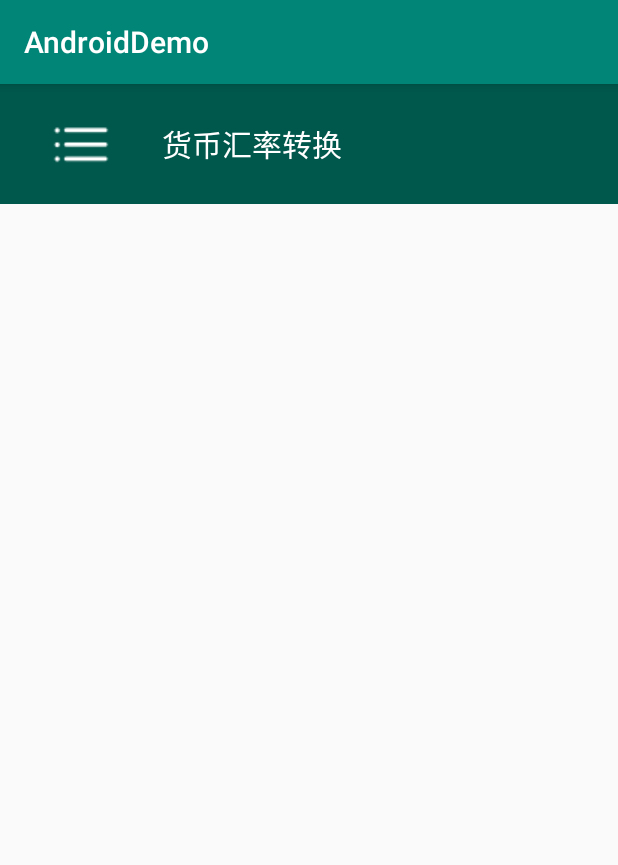
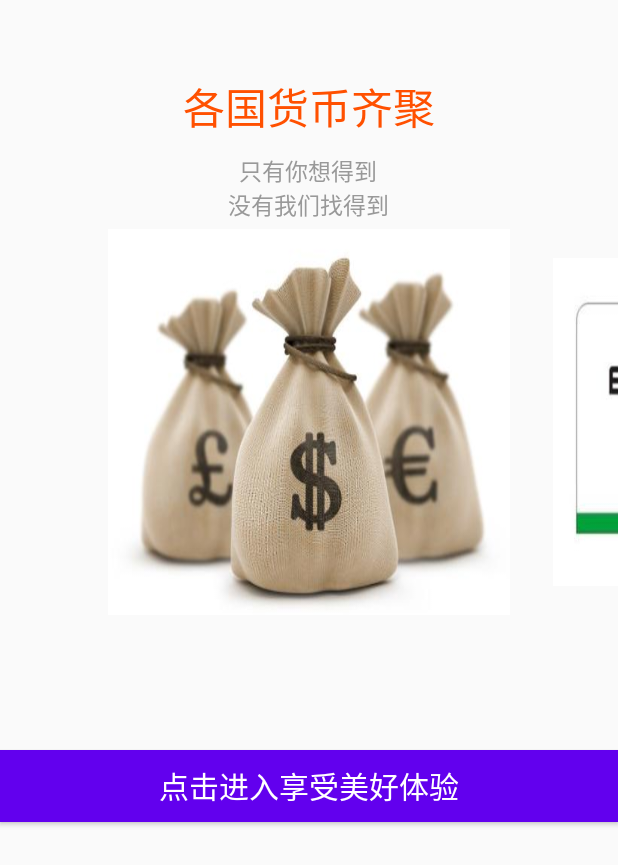
Before and after one commit to leioalba/MyApp, an Android app: the screen it shows after launch (MainActivity before the commit, SlapseActivity after it), on a phone screen of 412 x 824 dp. Shown: the top 865 px of the screen. Run offline under Robolectric (Android 15) with nearby library versions, the phone set to English and light mode, and no system bars.

Commit message:
引导页

```diff
--- a/app/src/main/AndroidManifest.xml
+++ b/app/src/main/AndroidManifest.xml
@@ -9,7 +9,8 @@
         android:roundIcon="@mipmap/ic_launcher_round"
         android:supportsRtl="true"
         android:theme="@style/AppTheme">
-        <activity android:name=".MainActivity">
+        <activity android:name=".MainActivity"></activity>
+        <activity android:name=".SlapseActivity">
             <intent-filter>
                 <action android:name="android.intent.action.MAIN" />
 
--- /dev/null
+++ b/app/src/main/java/cn/edu/gdpt/androiddemo/SlapseActivity.java
@@ -0,0 +1,152 @@
+package cn.edu.gdpt.androiddemo;
+
+import android.annotation.SuppressLint;
+import android.content.Intent;
+import android.graphics.Color;
+import android.os.Handler;
+import android.support.v4.view.ViewPager;
+import android.support.v7.app.AppCompatActivity;
+import android.os.Bundle;
+import android.view.View;
+import android.view.animation.AnimationUtils;
+import android.widget.Button;
+import android.widget.ImageView;
+import android.widget.TextView;
+import android.widget.Toast;
+
+import java.util.ArrayList;
+
+public class SlapseActivity extends AppCompatActivity {
+    private ViewPager mViewPager;
+    private Button mBtnGo;
+    private ViewPaperAdapter vpAdapter;
+
+    @Override
+    protected void onCreate(Bundle savedInstanceState) {
+        super.onCreate(savedInstanceState);
+        setContentView(R.layout.activity_slapse);
+        initView();
+
+    }
+
+    private void initView() {
+        mViewPager = (ViewPager)findViewById(R.id.vp_guide);
+        mBtnGo = (Button)findViewById(R.id.btn_go);
+
+        View view1 = View.inflate(this, R.layout.guide_view, null);
+        View view2 = View.inflate(this, R.layout.guide_view, null);
+        View view3 = View.inflate(this, R.layout.guide_view, null);
+
+        ((ImageView)view1.findViewById(R.id.tv_pic)).setImageResource(R.drawable.money);
+        ((ImageView)view2.findViewById(R.id.tv_pic)).setImageResource(R.drawable.exchanger);
+        ((ImageView)view3.findViewById(R.id.tv_pic)).setImageResource(R.drawable.go);
+        mBtnGo.setOnClickListener(new View.OnClickListener() {
+            @Override
+            public void onClick(View v) {
+                Toast.makeText(SlapseActivity.this, "Go Home", Toast.LENGTH_SHORT).show();
+                Intent intent=new Intent(SlapseActivity.this,MainActivity.class);
+                startActivity(intent);
+            }
+        });
+
+        view1.findViewById(R.id.tv_pic).setOnClickListener(new View.OnClickListener() {
+            @Override
+            public void onClick(View v) {
+                mViewPager.setCurrentItem(0);
+            }
+        });
+        view2.findViewById(R.id.tv_pic).setOnClickListener(new View.OnClickListener() {
+            @Override
+            public void onClick(View v) {
+                mViewPager.setCurrentItem(1);
+            }
+        });
+        view3.findViewById(R.id.tv_pic).setOnClickListener(new View.OnClickListener() {
+            @Override
+            public void onClick(View v) {
+                mViewPager.setCurrentItem(2);
+            }
+        });
+
+        ((TextView)view1.findViewById(R.id.tv_title)).setText("各国货币齐聚");
+        ((TextView)view1.findViewById(R.id.tv_title)).setTextColor(Color.parseColor("#FF5000"));
+        ((TextView)view2.findViewById(R.id.tv_title)).setText("各类货币转换");
+        ((TextView)view2.findViewById(R.id.tv_title)).setTextColor(Color.parseColor("#49ca65"));
+        ((TextView)view3.findViewById(R.id.tv_title)).setText("欢迎使用！");
+        ((TextView)view3.findViewById(R.id.tv_title)).setTextColor(Color.parseColor("#16c5c6"));
+
+        ((TextView)view1.findViewById(R.id.tv_desc)).setText("只有你想得到\n没有我们找得到");
+        ((TextView)view2.findViewById(R.id.tv_desc)).setText("给你最低价\n利益最大化");
+        ((TextView)view3.findViewById(R.id.tv_desc)).setText("美金欧元任你换\n扫二维码支持下");
+
+        mViewPager = (ViewPager) findViewById(R.id.vp_guide);
+
+        ArrayList<View> views = new ArrayList<>();
+        views.add(view1);
+        views.add(view2);
+        views.add(view3);
+
+        vpAdapter = new ViewPaperAdapter(views);
+
+        mViewPager.setOffscreenPageLimit(views.size());
+        mViewPager.setPageMargin(-dip2px(135));
+        mViewPager.setAdapter(vpAdapter);
+        mViewPager.setOnPageChangeListener(new ViewPager.SimpleOnPageChangeListener() {
+            @Override
+            public void onPageSelected(int position) {
+                if (position + 1 == mViewPager.getAdapter().getCount()) {
+                    if (mBtnGo.getVisibility() != View.VISIBLE) {
+                        mBtnGo.setVisibility(View.VISIBLE);
+                        mBtnGo.startAnimation(AnimationUtils.loadAnimation(SlapseActivity.this, android.R.anim.fade_in));
+                    }
+                } else {
+                    if (mBtnGo.getVisibility() != View.GONE) {
+                        mBtnGo.setVisibility(View.GONE);
+                        mBtnGo.startAnimation(AnimationUtils.loadAnimation(SlapseActivity.this, android.R.anim.fade_out));
+                    }
+                }
+            }
+        });
+        mViewPager.setPageTransformer(false, new ViewPager.PageTransformer() {
+            private static final float MIN_SCALE = 0.85f;
+            private static final float MIN_TXT_SCALE = 0.0f;
+            private static final float MIN_TXT_ALPHA = 0.0f;
+
+            @SuppressLint("NewApi")
+            @Override
+            public void transformPage(View view, float position) {
+                View mGuideImage = view.findViewById(R.id.tv_pic);
+                View mTitle = view.findViewById(R.id.tv_title);
+                View mDesc = view.findViewById(R.id.tv_desc);
+
+                int viewWidth = mDesc.getWidth();
+
+                if (position < -1) {
+                    mTitle.setAlpha(0);
+                    mDesc.setAlpha(0);
+                } else if (position <= 1) {
+                    float scaleFactor = Math.max(MIN_SCALE, 1 - Math.abs(position));
+                    float scaleTxtFactor = Math.max(MIN_TXT_SCALE, 1 - Math.abs(position));
+                    mGuideImage.setScaleX(scaleFactor);
+                    mGuideImage.setScaleY(scaleFactor);
+
+                    mTitle.setScaleX(scaleTxtFactor);
+                    mTitle.setScaleY(scaleTxtFactor);
+                    mTitle.setAlpha(MIN_TXT_ALPHA + (scaleTxtFactor - MIN_TXT_SCALE) / (1 - MIN_TXT_SCALE) * (1 - MIN_TXT_ALPHA));
+
+                    mDesc.setAlpha(mTitle.getAlpha());
+                    mDesc.setScaleX(scaleTxtFactor);
+                    mDesc.setScaleY(scaleTxtFactor);
+                } else {
+                    mTitle.setAlpha(0);
+                    mDesc.setAlpha(0);
+                }
+            }
+        });
+    }
+
+    private int dip2px(float dpValue) {
+        final float scale = getResources().getDisplayMetrics().density;
+        return (int) (dpValue * scale + 0.5f);
+    }
+}
--- /dev/null
+++ b/app/src/main/java/cn/edu/gdpt/androiddemo/ViewPaperAdapter.java
@@ -0,0 +1,40 @@
+package cn.edu.gdpt.androiddemo;
+
+import android.support.v4.view.PagerAdapter;
+import android.support.v4.view.ViewPager;
+import android.view.View;
+
+import java.util.ArrayList;
+
+public class ViewPaperAdapter extends PagerAdapter {
+    private ArrayList<View> views;
+
+    public ViewPaperAdapter(ArrayList<View> views) {
+        this.views = views;
+    }
+
+    @Override
+    public int getCount() {
+        if (views != null) {
+            return views.size();
+        } else
+            return 0;
+    }
+
+    @Override
+    public boolean isViewFromObject(View arg0, Object arg1) {
+        return (arg0 == arg1);
+    }
+
+    @Override
+    public void destroyItem(View container, int position, Object object) {
+        ((ViewPager) container).removeView(views.get(position));
+    }
+
+    @Override
+    public Object instantiateItem(View container, int position) {
+        ((ViewPager) container).addView(views.get(position), 0);
+        return views.get(position);
+    }
+
+}
--- a/app/src/main/res/layout/activity_main.xml
+++ b/app/src/main/res/layout/activity_main.xml
@@ -11,7 +11,7 @@
     <LinearLayout
         android:layout_width="match_parent"
         android:layout_height="80dp"
-        android:background="@color/colorPrimaryDark"
+        android:background="@drawable/ic_splash"
         android:orientation="horizontal">
 
         <ImageView
--- /dev/null
+++ b/app/src/main/res/layout/activity_slapse.xml
@@ -0,0 +1,32 @@
+<?xml version="1.0" encoding="utf-8"?>
+<android.support.constraint.ConstraintLayout xmlns:android="http://schemas.android.com/apk/res/android"
+    xmlns:app="http://schemas.android.com/apk/res-auto"
+    xmlns:tools="http://schemas.android.com/tools"
+    android:layout_width="match_parent"
+    android:layout_height="match_parent"
+    tools:context=".SlapseActivity"
+    android:orientation="vertical">
+
+    <LinearLayout
+        android:layout_width="match_parent"
+        android:layout_height="match_parent"
+        android:orientation="vertical"
+        >
+        <android.support.v4.view.ViewPager
+            android:id="@+id/vp_guide"
+            android:layout_width="match_parent"
+            android:layout_height="500dp" />
+
+        <Button
+            android:id="@+id/btn_go"
+            android:layout_width="match_parent"
+            android:layout_height="wrap_content"
+            android:background="@color/design_default_color_primary"
+            android:text="点击进入享受美好体验"
+            android:textColor="#FFF"
+            android:textSize="20sp" />
+
+
+    </LinearLayout>
+
+</android.support.constraint.ConstraintLayout>
--- a/app/src/main/res/layout/fragment_coverter.xml
+++ b/app/src/main/res/layout/fragment_coverter.xml
@@ -5,10 +5,6 @@
     android:layout_height="match_parent"
     tools:context=".Fragment.CoverterFragment">
 
-    <!-- TODO: Update blank fragment layout -->
-    <TextView
-        android:layout_width="match_parent"
-        android:layout_height="match_parent"
-        android:text="@string/hello_blank_fragment" />
+
 
 </FrameLayout>
--- /dev/null
+++ b/app/src/main/res/layout/guide_view.xml
@@ -0,0 +1,35 @@
+<?xml version="1.0" encoding="utf-8"?>
+<LinearLayout xmlns:android="http://schemas.android.com/apk/res/android"
+    android:layout_width="match_parent"
+    android:layout_height="match_parent"
+    android:orientation="vertical"
+    android:gravity="center_horizontal">
+    <TextView
+        android:id="@+id/tv_title"
+        android:layout_width="wrap_content"
+        android:layout_height="wrap_content"
+        android:textSize="28sp"
+        android:textColor="#ff5000"
+        android:layout_marginTop="50dp" />
+
+    <TextView
+        android:id="@+id/tv_desc"
+        android:layout_width="wrap_content"
+        android:layout_height="wrap_content"
+        android:textSize="15sp"
+        android:layout_marginTop="10dp"
+        android:gravity="center_horizontal"
+        android:textColor="#999999"
+        android:layout_marginBottom="5dp" />
+
+    <ImageView
+        android:id="@+id/tv_pic"
+        android:orientation="vertical"
+        android:layout_width="match_parent"
+        android:layout_height="match_parent"
+        android:scaleType="fitXY"
+        android:layout_marginRight="72dp"
+        android:layout_marginLeft="72dp"
+        android:layout_marginBottom="90dp" />
+
+</LinearLayout>
--- a/app/src/main/res/values/styles.xml
+++ b/app/src/main/res/values/styles.xml
@@ -6,6 +6,7 @@
         <item name="colorPrimary">@color/colorPrimary</item>
         <item name="colorPrimaryDark">@color/colorPrimaryDark</item>
         <item name="colorAccent">@color/colorAccent</item>
+        <item name="windowNoTitle">true</item>
     </style>
 
 </resources>
```
Also changed, not shown: app/src/main/java/cn/edu/gdpt/androiddemo/MainActivity.java (line endings or trailing spaces), app/src/main/res/drawable/exchanger.jpg (added), app/src/main/res/drawable/go.jpg (added), app/src/main/res/drawable/ic_splash.jpg (added), app/src/main/res/drawable/money.jpg (added).
